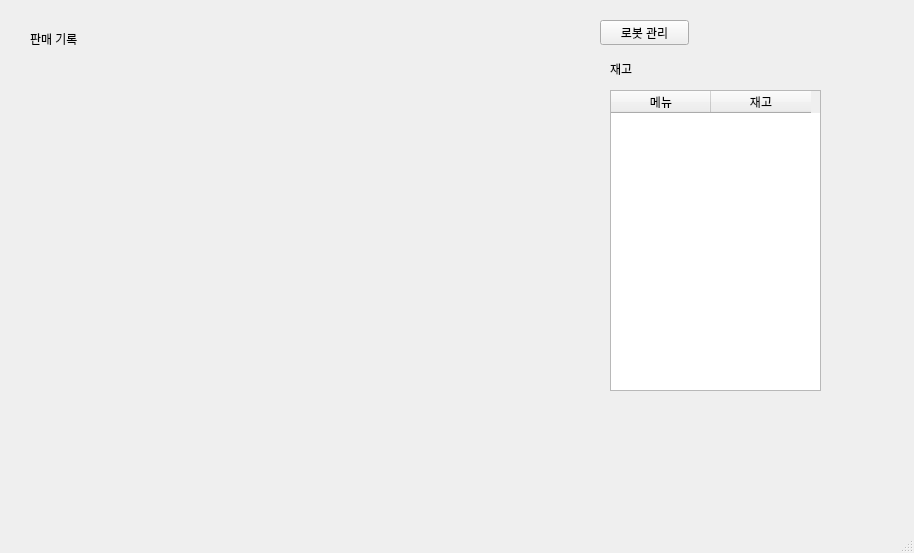
Old version of the form store/ui/store.ui in the repository cccsssshh/Aris_Team5.
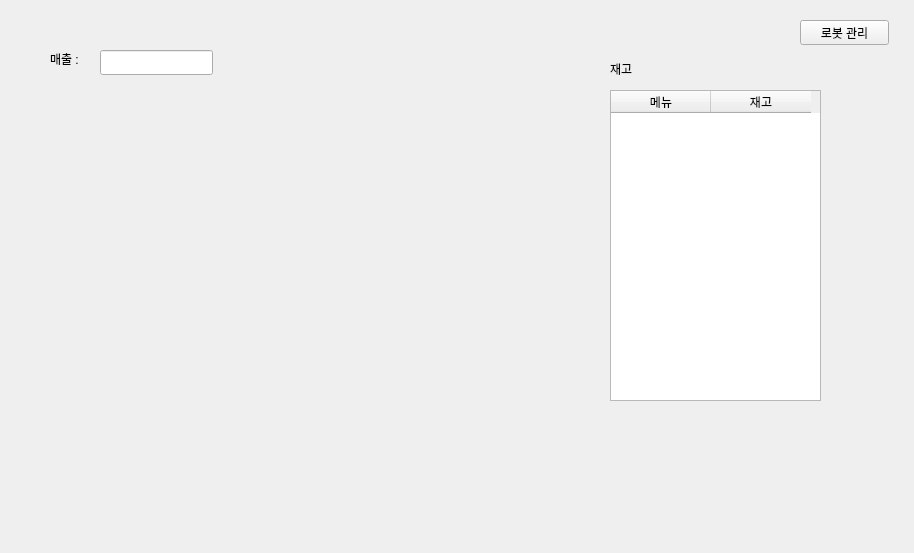
New version of the form.

Commit message: add seeing daily menu sales grpah function

```diff
--- a/store/ui/store.ui
+++ b/store/ui/store.ui
@@ -17,7 +17,7 @@
    <widget class="QPushButton" name="robotManageBtn">
     <property name="geometry">
      <rect>
-      <x>600</x>
+      <x>800</x>
       <y>20</y>
       <width>89</width>
       <height>25</height>
@@ -30,14 +30,14 @@
    <widget class="QLabel" name="label">
     <property name="geometry">
      <rect>
-      <x>610</x>
-      <y>60</y>
+      <x>50</x>
+      <y>50</y>
       <width>67</width>
       <height>17</height>
      </rect>
     </property>
     <property name="text">
-     <string>재고</string>
+     <string>매출 :</string>
     </property>
    </widget>
    <widget class="QTableWidget" name="stockTable">
@@ -46,7 +46,7 @@
       <x>610</x>
       <y>90</y>
       <width>211</width>
-      <height>301</height>
+      <height>311</height>
      </rect>
     </property>
     <column>
@@ -63,14 +63,14 @@
    <widget class="QLabel" name="label_2">
     <property name="geometry">
      <rect>
-      <x>30</x>
-      <y>30</y>
+      <x>610</x>
+      <y>60</y>
       <width>67</width>
       <height>17</height>
      </rect>
     </property>
     <property name="text">
-     <string>판매 기록</string>
+     <string>재고</string>
     </property>
    </widget>
    <widget class="QWidget" name="calendarContainer" native="true">
@@ -83,18 +83,20 @@
      </rect>
     </property>
    </widget>
+   <widget class="QLineEdit" name="totalSalesLine">
+    <property name="geometry">
+     <rect>
+      <x>100</x>
+      <y>50</y>
+      <width>113</width>
+      <height>25</height>
+     </rect>
+    </property>
+    <property name="readOnly">
+     <bool>true</bool>
+    </property>
+   </widget>
   </widget>
-  <widget class="QMenuBar" name="menubar">
-   <property name="geometry">
-    <rect>
-     <x>0</x>
-     <y>0</y>
-     <width>914</width>
-     <height>22</height>
-    </rect>
-   </property>
-  </widget>
-  <widget class="QStatusBar" name="statusbar"/>
  </widget>
  <resources/>
  <connections/>
```
Left out of the diff: 4 changed lines with no effect on the pictures. The commit also changes 6 other files.
